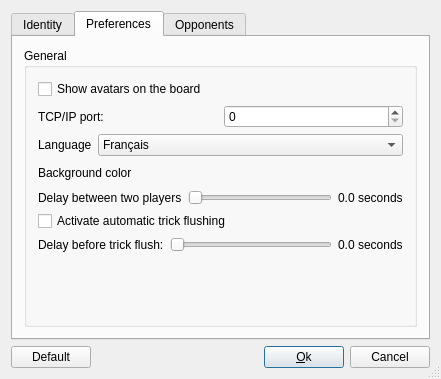
The window that src/desktop/OptionsUI.ui (belegar/tarotclub) describes before a commit, drawn with Qt 5.
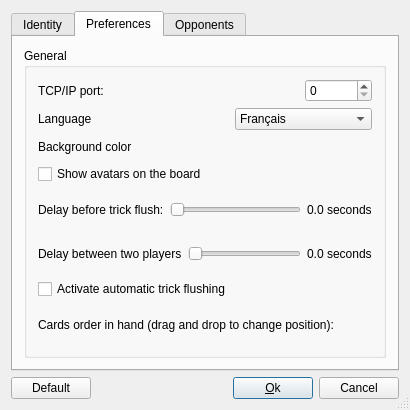
The same window after the commit. Icons and pictures are not drawn.

Commit message: Client configuration file now uses JSON format New option: cards order

Patch:
```diff
--- a/src/desktop/OptionsUI.ui
+++ b/src/desktop/OptionsUI.ui
@@ -6,8 +6,8 @@
    <rect>
     <x>0</x>
     <y>0</y>
-    <width>441</width>
-    <height>379</height>
+    <width>392</width>
+    <height>410</height>
    </rect>
   </property>
   <property name="sizePolicy">
@@ -23,6 +23,59 @@
    <bool>true</bool>
   </property>
   <layout class="QGridLayout" name="gridLayout_4">
+   <item row="1" column="0">
+    <layout class="QHBoxLayout" name="horizontalLayout_2">
+     <item>
+      <widget class="QPushButton" name="btnDefaut">
+       <property name="text">
+        <string>Default</string>
+       </property>
+      </widget>
+     </item>
+     <item>
+      <spacer>
+       <property name="orientation">
+        <enum>Qt::Horizontal</enum>
+       </property>
+       <property name="sizeType">
+        <enum>QSizePolicy::Expanding</enum>
+       </property>
+       <property name="sizeHint" stdset="0">
+        <size>
+         <width>20</width>
+         <height>20</height>
+        </size>
+       </property>
+      </spacer>
+     </item>
+     <item>
+      <widget class="QPushButton" name="btnOk">
+       <property name="text">
+        <string>&amp;Ok</string>
+       </property>
+       <property name="shortcut">
+        <string>Alt+O</string>
+       </property>
+       <property name="autoDefault">
+        <bool>true</bool>
+       </property>
+       <property name="default">
+        <bool>true</bool>
+       </property>
+      </widget>
+     </item>
+     <item>
+      <widget class="QPushButton" name="btnAnnuler">
+       <property name="text">
+        <string>Cancel</string>
+       </property>
+       <property name="autoDefault">
+        <bool>true</bool>
+       </property>
+      </widget>
+     </item>
+    </layout>
+   </item>
    <item row="0" column="0">
     <widget class="QTabWidget" name="tabWidget_2">
      <property name="currentIndex">
@@ -316,36 +369,14 @@
        <string>Preferences</string>
       </attribute>
       <layout class="QGridLayout" name="gridLayout_2">
-       <item row="1" column="0">
+       <item row="0" column="0">
         <widget class="QGroupBox" name="groupBox_10">
          <property name="title">
           <string>General</string>
          </property>
-         <layout class="QVBoxLayout" name="verticalLayout">
-          <item>
-           <widget class="QCheckBox" name="afficheAvatars">
-            <property name="text">
-             <string>Show avatars on the board</string>
-            </property>
-           </widget>
-          </item>
-          <item>
-           <layout class="QHBoxLayout" name="_13">
-            <property name="spacing">
-             <number>6</number>
-            </property>
-            <property name="leftMargin">
-             <number>0</number>
-            </property>
-            <property name="topMargin">
-             <number>0</number>
-            </property>
-            <property name="rightMargin">
-             <number>0</number>
-            </property>
-            <property name="bottomMargin">
-             <number>0</number>
-            </property>
+         <layout class="QGridLayout" name="gridLayout">
+          <item row="0" column="0">
+           <layout class="QHBoxLayout" name="horizontalLayout_9">
             <item>
              <widget class="QLabel" name="TextLabel1_3">
               <property name="text">
@@ -353,6 +384,19 @@
               </property>
              </widget>
             </item>
+            <item>
+             <spacer name="horizontalSpacer_5">
+              <property name="orientation">
+               <enum>Qt::Horizontal</enum>
+              </property>
+              <property name="sizeHint" stdset="0">
+               <size>
+                <width>40</width>
+                <height>20</height>
+               </size>
+              </property>
+             </spacer>
+            </item>
             <item>
              <widget class="QSpinBox" name="portReseau">
               <property name="maximum">
@@ -362,23 +406,8 @@
             </item>
            </layout>
           </item>
-          <item>
-           <layout class="QHBoxLayout" name="_14">
-            <property name="spacing">
-             <number>6</number>
-            </property>
-            <property name="leftMargin">
-             <number>0</number>
-            </property>
-            <property name="topMargin">
-             <number>0</number>
-            </property>
-            <property name="rightMargin">
-             <number>0</number>
-            </property>
-            <property name="bottomMargin">
-             <number>0</number>
-            </property>
+          <item row="1" column="0">
+           <layout class="QHBoxLayout" name="horizontalLayout_8">
             <item>
              <widget class="QLabel" name="label_4">
               <property name="sizePolicy">
@@ -392,6 +421,19 @@
               </property>
              </widget>
             </item>
+            <item>
+             <spacer name="horizontalSpacer_4">
+              <property name="orientation">
+               <enum>Qt::Horizontal</enum>
+              </property>
+              <property name="sizeHint" stdset="0">
+               <size>
+                <width>40</width>
+                <height>20</height>
+               </size>
+              </property>
+             </spacer>
+            </item>
             <item>
              <widget class="QComboBox" name="langList">
               <property name="sizePolicy">
@@ -420,7 +462,7 @@
             </item>
            </layout>
           </item>
-          <item>
+          <item row="2" column="0">
            <layout class="QHBoxLayout" name="horizontalLayout_3">
             <item>
              <widget class="QLabel" name="label">
@@ -454,7 +496,48 @@
             </item>
            </layout>
           </item>
-          <item>
+          <item row="3" column="0">
+           <widget class="QCheckBox" name="afficheAvatars">
+            <property name="text">
+             <string>Show avatars on the board</string>
+            </property>
+           </widget>
+          </item>
+          <item row="4" column="0">
+           <layout class="QHBoxLayout" name="horizontalLayout_5">
+            <item>
+             <widget class="QLabel" name="label2">
+              <property name="text">
+               <string>Delay before trick flush:</string>
+              </property>
+             </widget>
+            </item>
+            <item>
+             <widget class="QSlider" name="slider2">
+              <property name="maximum">
+               <number>5000</number>
+              </property>
+              <property name="singleStep">
+               <number>100</number>
+              </property>
+              <property name="pageStep">
+               <number>100</number>
+              </property>
+              <property name="orientation">
+               <enum>Qt::Horizontal</enum>
+              </property>
+             </widget>
+            </item>
+            <item>
+             <widget class="QLabel" name="temps2">
+              <property name="text">
+               <string>0.0 seconds</string>
+              </property>
+             </widget>
+            </item>
+           </layout>
+          </item>
+          <item row="5" column="0">
            <layout class="QHBoxLayout" name="horizontalLayout">
             <item>
              <widget class="QLabel" name="TextLabel1">
@@ -494,59 +577,39 @@
             </item>
            </layout>
           </item>
-          <item>
+          <item row="6" column="0">
            <widget class="QCheckBox" name="clic">
             <property name="text">
              <string>Activate automatic trick flushing</string>
             </property>
            </widget>
           </item>
-          <item>
-           <layout class="QHBoxLayout" name="horizontalLayout_5">
+          <item row="7" column="0">
+           <layout class="QHBoxLayout" name="horizontalLayout_7">
             <item>
-             <widget class="QLabel" name="label2">
+             <widget class="QLabel" name="label_5">
               <property name="text">
-               <string>Delay before trick flush:</string>
+               <string>Cards order in hand (drag and drop to change position):</string>
               </property>
              </widget>
             </item>
             <item>
-             <widget class="QSlider" name="slider2">
-              <property name="maximum">
-               <number>5000</number>
-              </property>
-              <property name="singleStep">
-               <number>100</number>
-              </property>
-              <property name="pageStep">
-               <number>100</number>
-              </property>
+             <spacer name="horizontalSpacer_6">
               <property name="orientation">
                <enum>Qt::Horizontal</enum>
               </property>
-             </widget>
-            </item>
-            <item>
-             <widget class="QLabel" name="temps2">
-              <property name="text">
-               <string>0.0 seconds</string>
+              <property name="sizeHint" stdset="0">
+               <size>
+                <width>40</width>
+                <height>20</height>
+               </size>
               </property>
-             </widget>
+             </spacer>
             </item>
            </layout>
           </item>
-          <item>
-           <spacer name="verticalSpacer_2">
-            <property name="orientation">
-             <enum>Qt::Vertical</enum>
-            </property>
-            <property name="sizeHint" stdset="0">
-             <size>
-              <width>20</width>
-              <height>56</height>
-             </size>
-            </property>
-           </spacer>
+          <item row="8" column="0">
+           <layout class="QHBoxLayout" name="iconsLayout"/>
           </item>
          </layout>
         </widget>
@@ -1057,59 +1120,6 @@
      </widget>
     </widget>
    </item>
-   <item row="1" column="0">
-    <layout class="QHBoxLayout" name="horizontalLayout_2">
-     <item>
-      <widget class="QPushButton" name="btnDefaut">
-       <property name="text">
-        <string>Default</string>
-       </property>
-      </widget>
-     </item>
-     <item>
-      <spacer>
-       <property name="orientation">
-        <enum>Qt::Horizontal</enum>
-       </property>
-       <property name="sizeType">
-        <enum>QSizePolicy::Expanding</enum>
-       </property>
-       <property name="sizeHint" stdset="0">
-        <size>
-         <width>20</width>
-         <height>20</height>
-        </size>
-       </property>
-      </spacer>
-     </item>
-     <item>
-      <widget class="QPushButton" name="btnOk">
-       <property name="text">
-        <string>&amp;Ok</string>
-       </property>
-       <property name="shortcut">
-        <string>Alt+O</string>
-       </property>
-       <property name="autoDefault">
-        <bool>true</bool>
-       </property>
-       <property name="default">
-        <bool>true</bool>
-       </property>
-      </widget>
-     </item>
-     <item>
-      <widget class="QPushButton" name="btnAnnuler">
-       <property name="text">
-        <string>Cancel</string>
-       </property>
-       <property name="autoDefault">
-        <bool>true</bool>
-       </property>
-      </widget>
-     </item>
-    </layout>
-   </item>
   </layout>
  </widget>
  <layoutdefault spacing="6" margin="11"/>
```
Left out of the diff: 20 changed lines with no effect on the pictures. The commit also changes 12 other files.
